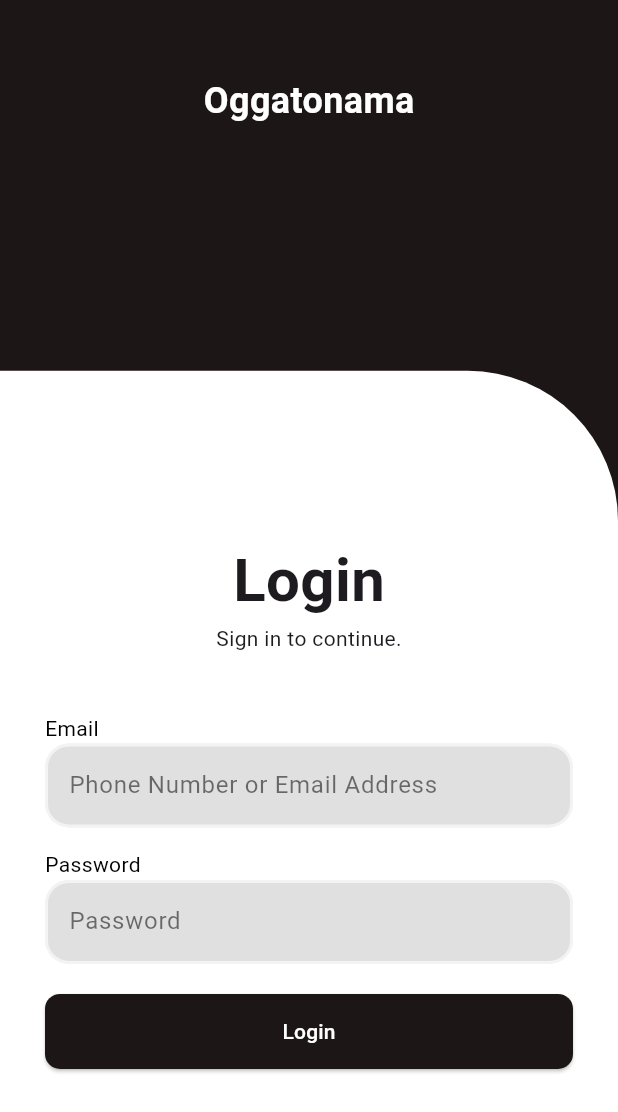
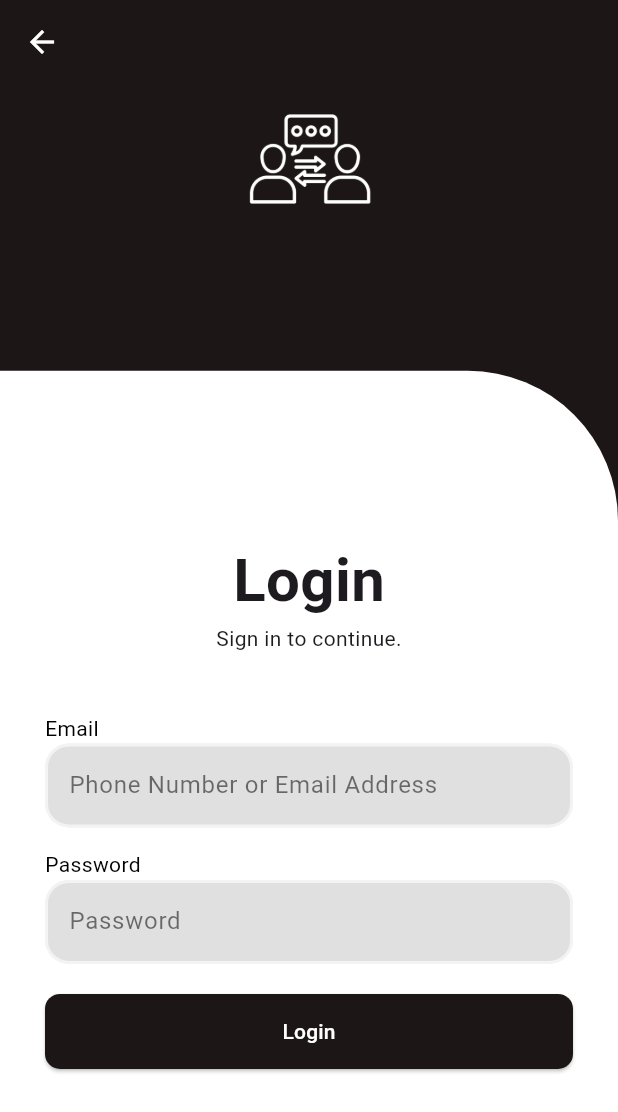
Before and after one commit to PanthaProtick/oggatonama, a Flutter app: the screen it shows after launch, after a tap on "Login", on a phone screen of 412 x 824 dp. Shown: the top 1112 px of the screen. Run offline on Flutter 3.47's test engine with Material 3 defaults, Android fonts, the phone set to English and light mode, and no system bars; our stand-ins replace cloud_firestore, firebase_auth, firebase_core, get; accounts and stored records are empty.

Commit message:
Logo added

```diff
--- a/lib/accounts.dart
+++ b/lib/accounts.dart
@@ -12,71 +12,193 @@ class Accounts extends StatelessWidget{
     return Scaffold(
       backgroundColor: Color(0xFF1D1616),
       body: Center(
+        child: SingleChildScrollView(
+          child: Column(
+            mainAxisAlignment: MainAxisAlignment.start,
+            children: [
+              Row(
+                mainAxisAlignment: MainAxisAlignment.center,
+                children: [
+                  Image.asset(
+                    'assets/logoWhite.png',
+                    height: 150,
+                    width: 150,
+                    fit: BoxFit.cover,
+                  ),
+                  Column(
+                    children: [
+                      Text(
+                        'Oggatonama !',
+                        style: TextStyle(
+                          color: Colors.white,
+                          fontSize: 30
+                        ),
+                      ),
+                      Text(
+                        'Uncovering Identities',
+                        style: TextStyle(
+                          color: Colors.white
+                        ),
+                      )
+                    ],
+                  )
+                ],
+              ),
+              SizedBox(
+                height: 200,
+                child: Center(
                   child: Column(
                     mainAxisAlignment: MainAxisAlignment.center,
                     children: [
-            Padding(
-              padding: const EdgeInsets.fromLTRB(12, 6, 12, 72),
-              child: Text(
-                'Oggatonama',
+                      Text(
+                        'Let\'s Get',
                         style: TextStyle(
-                  fontWeight: FontWeight.w800,
-                  fontSize: 56,
-                  color: Color(0xFFD84045)
+                          color: Colors.white,
+                          fontSize: 40,
+                          fontWeight: FontWeight.bold
+                        ),
+                      ),
+                      Text(
+                    'Started!',
+                    style: TextStyle(
+                      color: Color(0xFF7DE38D),
+                      fontSize: 40,
+                      fontWeight: FontWeight.bold
+                    ),
+                  ),
+                    ],
                   ),
                 ),
               ),
+
               Padding(
-              padding: const EdgeInsets.fromLTRB(12, 6, 12, 6),
-              child: ElevatedButton.icon(
-                onPressed: (){
+                padding: const EdgeInsets.symmetric(horizontal: 30),
+                child: SizedBox(
+                  width: double.infinity,
+                  height: 50,
+                  child: ElevatedButton(
+                    style: ElevatedButton.styleFrom(
+                      backgroundColor: Color(0xFF7DE38D),
+                    ),
+                    onPressed: () {
                       Navigator.push(
                         context,
                         MaterialPageRoute(builder: (context)=>Login())
                     );
                     },
-                style: ElevatedButton.styleFrom(
-                    minimumSize: Size(double.infinity,75),
-                    foregroundColor: Color(0xFF8E1616),
-                    backgroundColor: Color(0xFFEEEEEE),
-                ),
-                label: Text(
+                    child: Text(
                       'Login',
                       style: TextStyle(
-                    fontWeight: FontWeight.w800,
-                    fontSize: 22,
+                        color: Colors.black,
+                        fontWeight: FontWeight.bold,
+                        fontSize: 20
                       ),
                     ),
-                icon: Icon(Icons.login,color: Color(0xFFD84040)),
                   ),
                 ),
-            Padding(
-              padding: const EdgeInsets.fromLTRB(12, 6, 12, 6),
-              child: ElevatedButton.icon(
-                  onPressed: (){
+              ),
+              Divider(
+                color: Colors.white,
+                height: 80,
+                thickness: 2,
+              ),
+              Row(
+                mainAxisAlignment: MainAxisAlignment.center,
+                children: [
+                  Text(
+                    'Don\'t Have an Account?',
+                    style: TextStyle(
+                      color: Colors.white
+                    ),
+                  ),
+                  const SizedBox(width: 10),
+                  GestureDetector(
+                    onTap: () {
                       Navigator.push(
                       context,
                       MaterialPageRoute(builder: (context)=>RegisterPage())
                     );
                     },
-                  style: ElevatedButton.styleFrom(
-                      minimumSize: Size(double.infinity,75),
-                      backgroundColor: Color(0xFF8E1616),
-                      foregroundColor: Color(0xFFEEEEEE)
-                  ),
-                  label: Text(
-                    'Register',
+                    child: Text(
+                      'Register Now',
                       style: TextStyle(
-                      fontWeight: FontWeight.w800,
-                      fontSize: 22,
+                        color: Colors.white,
+                        fontWeight: FontWeight.bold
                       ),
                     ),
-                  icon: Icon(Icons.app_registration,color: Color(0xFFEEEEEE)),
-              ),
-            ),
+                  )
+                ],
+              )
             ],
           ),
         ),
+      ),
+      // body: Center(
+      //   child: Column(
+      //     mainAxisAlignment: MainAxisAlignment.center,
+      //     children: [
+      //       Padding(
+      //         padding: const EdgeInsets.fromLTRB(12, 6, 12, 72),
+      //         child: Text(
+      //           'Oggatonama',
+      //           style: TextStyle(
+      //             fontWeight: FontWeight.w800,
+      //             fontSize: 56,
+      //             color: Color(0xFFD84045)
+      //           ),
+      //         ),
+      //       ),
+      //       Padding(
+      //         padding: const EdgeInsets.fromLTRB(12, 6, 12, 6),
+      //         child: ElevatedButton.icon(
+      //           onPressed: (){
+      //             Navigator.push(
+      //                 context,
+      //                 MaterialPageRoute(builder: (context)=>Login())
+      //             );
+      //           },
+      //           style: ElevatedButton.styleFrom(
+      //               minimumSize: Size(double.infinity,75),
+      //               foregroundColor: Color(0xFF8E1616),
+      //               backgroundColor: Color(0xFFEEEEEE),
+      //           ),
+      //           label: Text(
+      //             'Login',
+      //             style: TextStyle(
+      //               fontWeight: FontWeight.w800,
+      //               fontSize: 22,
+      //             ),
+      //           ),
+      //           icon: Icon(Icons.login,color: Color(0xFFD84040)),
+      //         ),
+      //       ),
+      //       Padding(
+      //         padding: const EdgeInsets.fromLTRB(12, 6, 12, 6),
+      //         child: ElevatedButton.icon(
+      //             onPressed: (){
+      //               Navigator.push(
+      //                 context,
+      //                 MaterialPageRoute(builder: (context)=>RegisterPage())
+      //               );
+      //             },
+      //             style: ElevatedButton.styleFrom(
+      //                 minimumSize: Size(double.infinity,75),
+      //                 backgroundColor: Color(0xFF8E1616),
+      //                 foregroundColor: Color(0xFFEEEEEE)
+      //             ),
+      //             label: Text(
+      //               'Register',
+      //               style: TextStyle(
+      //                 fontWeight: FontWeight.w800,
+      //                 fontSize: 22,
+      //               ),
+      //             ),
+      //             icon: Icon(Icons.app_registration,color: Color(0xFFEEEEEE)),
+      //         ),
+      //       ),
+      //     ],
+      //   ),
+      // ),
     );
   }
 }
--- a/lib/login.dart
+++ b/lib/login.dart
@@ -20,20 +20,21 @@ class Login extends StatelessWidget {
 
     return Scaffold(
       backgroundColor: const Color(0xFF1D1616),
+      appBar: AppBar(
+        backgroundColor: Colors.transparent,
+        iconTheme: IconThemeData(
+          color: Colors.white
+        ),
+      ),
       body: Stack(
         children: [
           Align(
             alignment: Alignment.topCenter,
-            child: Padding(
-              padding: const EdgeInsets.only(top: 50),
-              child: Text(
-                'Oggatonama',
-                style: TextStyle(
-                  fontSize: 24,
-                  fontWeight: FontWeight.bold,
-                  color: Colors.white,
-                ),
-              ),
+            child: Image.asset(
+              'assets/logoWhite.png',
+              height: 100,
+              width: 100,
+              fit: BoxFit.cover,
             ),
           ),
           Align(
--- a/pubspec.yaml
+++ b/pubspec.yaml
@@ -25,3 +25,5 @@ dev_dependencies:
 
 flutter:
   uses-material-design: true
+  assets:
+    - assets/
```
Also changed, not shown: assets/cover.png (added), assets/logo.png (added), assets/logoWhite.png (added). Lines whose indentation alone changed are shown as unchanged.
